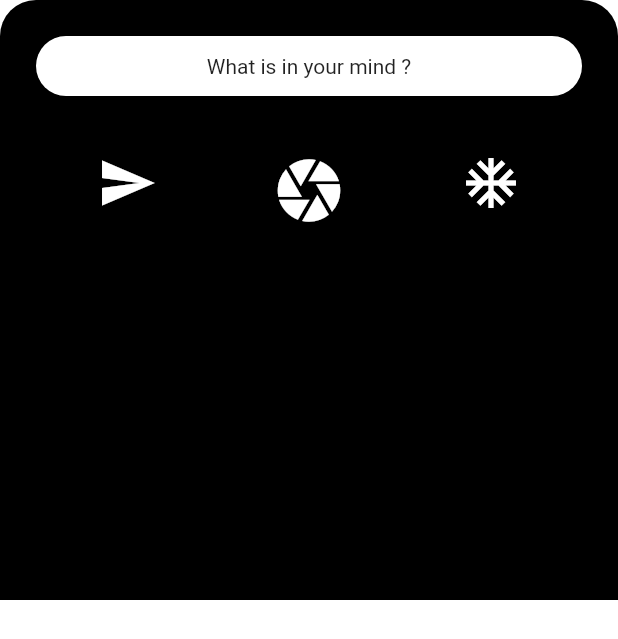
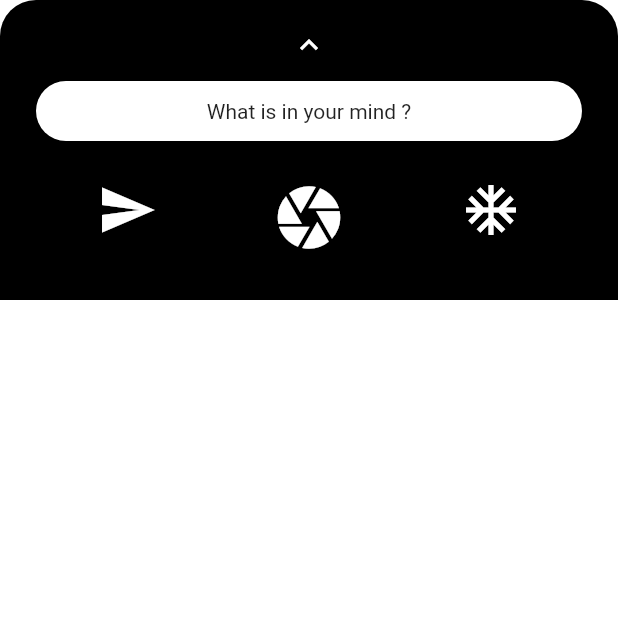
Before and after one commit to ikartikgautam/project-TX-01, a Flutter app: the BottomDialog widget shown alone on an empty page, opened directly, on a phone screen of 412 x 824 dp. Shown: the top 639 px of the screen. Run offline on Flutter 3.47's test engine with Material 2 defaults, Android fonts, the phone set to English and light mode, and no system bars; our stand-ins replace firebase_auth; accounts and stored records are empty.

Commit message:
search pop up working with animation

```diff
--- a/lib/screens/home/components/bottomBar.dart
+++ b/lib/screens/home/components/bottomBar.dart
@@ -3,10 +3,9 @@ import 'package:flutter/material.dart';
 import 'package:musestar/screens/home/components/dialog.dart';
 
 class Bottombar extends StatefulWidget {
+  final Function changeView;
 
-final Function changeView;
-
-Bottombar({this.changeView});
+  Bottombar({this.changeView});
 
   @override
   _BottombarState createState() => _BottombarState();
@@ -81,6 +80,7 @@ class _BottombarState extends State<Bottombar> {
   void _openDialog(context) {
     print(context);
     showModalBottomSheet(
+        isScrollControlled: true,
         context: context,
         builder: (BuildContext bc) {
           return BottomDialog();
--- a/lib/screens/home/components/dialog.dart
+++ b/lib/screens/home/components/dialog.dart
@@ -1,4 +1,6 @@
 import 'package:flutter/material.dart';
+import 'package:musestar/screens/home/home.dart';
+import 'package:musestar/screens/home/menus/camera.dart';
 
 class BottomDialog extends StatefulWidget {
   @override
@@ -6,23 +8,49 @@ class BottomDialog extends StatefulWidget {
 }
 
 class _BottomDialogState extends State<BottomDialog> {
+  double _height = 200;
+  Widget _modalIcon = Icon(Icons.expand_less, color: Colors.white);
+
   @override
   Widget build(BuildContext context) {
-    return Container(
+    double deviceWidth = MediaQuery.of(context).size.height;
+
+    changeHeight() {
+      setState(() {
+        _height = deviceWidth;
+        _modalIcon = Icon(
+          Icons.expand_more,
+          color: Colors.white,
+        );
+      });
+    }
+
+    return AnimatedContainer(
+      duration: Duration(milliseconds: 100),
+      curve: Curves.bounceOut,
       decoration: BoxDecoration(
           color: Colors.black,
           borderRadius: BorderRadius.only(
               topLeft: Radius.circular(24), topRight: Radius.circular(24))),
-      height: 400,
+      height: _height,
       child: Column(
         children: <Widget>[
-          Container(
-            width: double.infinity,
-            height: 40,
-            child: Center(child: Text('What is in your mind ?')),
-            margin: EdgeInsets.all(24),
-            decoration: BoxDecoration(
-                borderRadius: BorderRadius.circular(24), color: Colors.white),
+          SizedBox(height: 6),
+          IconButton(
+              padding: EdgeInsets.all(0), icon: _modalIcon, onPressed: null),
+          GestureDetector(
+            onTap: () {
+              print('Clicked');
+              changeHeight();
+            },
+            child: Container(
+              width: double.infinity,
+              height: 40,
+              child: Center(child: Text('What is in your mind ?')),
+              margin: EdgeInsets.fromLTRB(24, 0, 24, 12),
+              decoration: BoxDecoration(
+                  borderRadius: BorderRadius.circular(24), color: Colors.white),
+            ),
           ),
           Container(
               margin: EdgeInsets.fromLTRB(24, 6, 24, 0),
@@ -46,7 +74,10 @@ class _BottomDialogState extends State<BottomDialog> {
                                 color: Colors.white,
                               ),
                               onPressed: () {
-                                Navigator.of(context).pop();
+                                Navigator.push(
+                                    context,
+                                    new MaterialPageRoute(
+                                        builder: (context) => Camera()));
                               }))),
                   Expanded(
                       child: Container(
```
Also changed, not shown: lib/screens/home/menus/camera.dart (added, +13 -0 lines).
